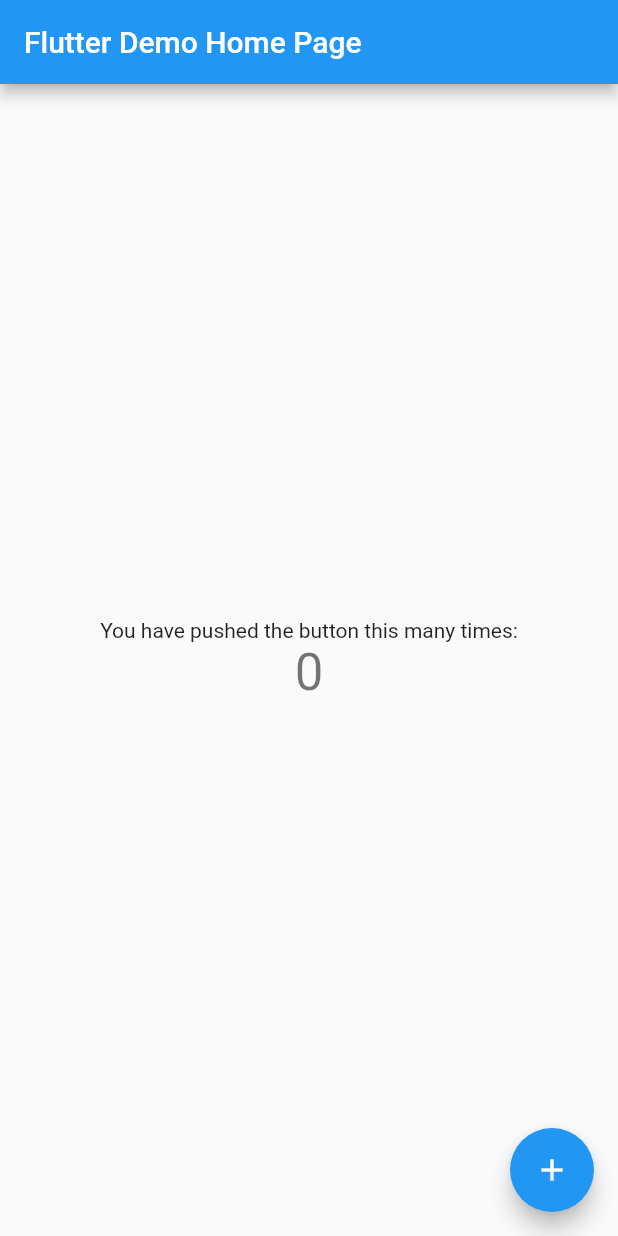
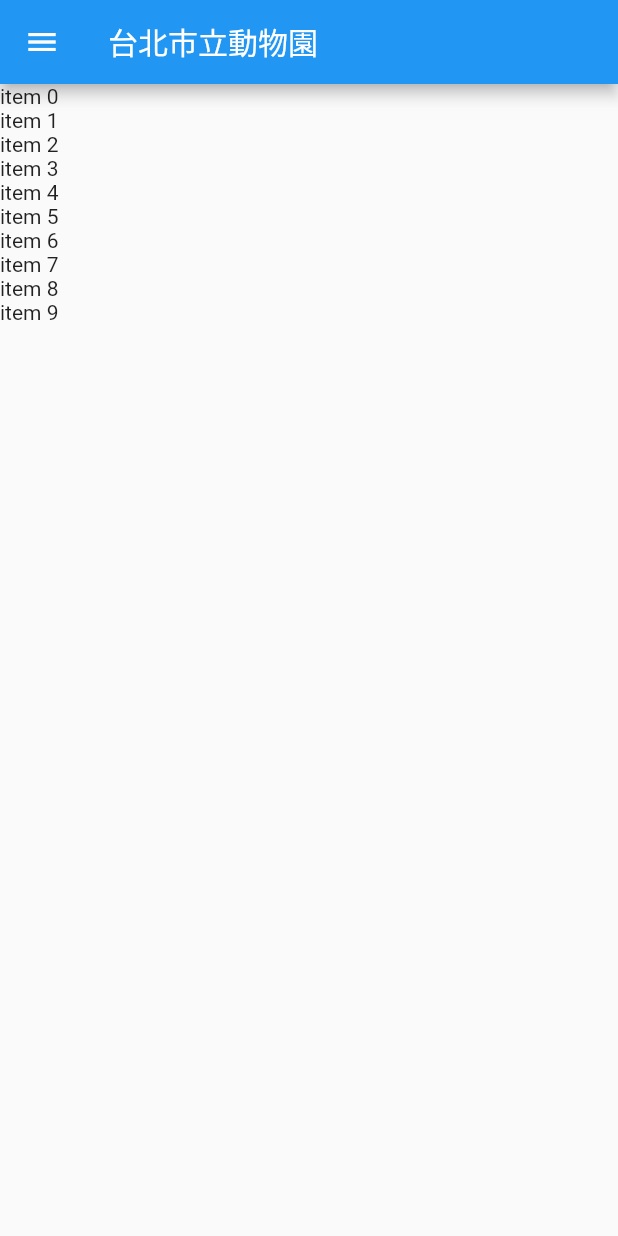
Before and after one commit to hl3hl3/TaipeiZoo, a Flutter app: the screen it shows after launch, on a phone screen of 412 x 824 dp. Run offline on Flutter 3.47's test engine with Material 2 defaults, Android fonts, the phone set to English and light mode, and no system bars.

Commit message:
新增 場館列表頁面
// TODO 列表項目 UI

```diff
--- a/lib/main.dart
+++ b/lib/main.dart
@@ -1,111 +1,24 @@
 import 'package:flutter/material.dart';
 
-void main() => runApp(MyApp());
+void main() => runApp(StoreListPage());
 
-class MyApp extends StatelessWidget {
-  // This widget is the root of your application.
+class StoreListPage extends StatelessWidget {
   @override
   Widget build(BuildContext context) {
     return MaterialApp(
-      title: 'Flutter Demo',
-      theme: ThemeData(
-        // This is the theme of your application.
-        //
-        // Try running your application with "flutter run". You'll see the
-        // application has a blue toolbar. Then, without quitting the app, try
-        // changing the primarySwatch below to Colors.green and then invoke
-        // "hot reload" (press "r" in the console where you ran "flutter run",
-        // or simply save your changes to "hot reload" in a Flutter IDE).
-        // Notice that the counter didn't reset back to zero; the application
-        // is not restarted.
-        primarySwatch: Colors.blue,
+      title: "Taipei Zoo",
+      home: Scaffold(
+        appBar: AppBar(
+          leading: Icon(Icons.menu),
+          title: Text("台北市立動物園"),
+        ),
+        body: ListView.builder(
+          itemCount: 10,
+          itemBuilder: (BuildContext context, int index) {
+            return Text("item ${index}");
+          },
+        ),
       ),
-      home: MyHomePage(title: 'Flutter Demo Home Page'),
     );
   }
 }
-
-class MyHomePage extends StatefulWidget {
-  MyHomePage({Key key, this.title}) : super(key: key);
-
-  // This widget is the home page of your application. It is stateful, meaning
-  // that it has a State object (defined below) that contains fields that affect
-  // how it looks.
-
-  // This class is the configuration for the state. It holds the values (in this
-  // case the title) provided by the parent (in this case the App widget) and
-  // used by the build method of the State. Fields in a Widget subclass are
-  // always marked "final".
-
-  final String title;
-
-  @override
-  _MyHomePageState createState() => _MyHomePageState();
-}
-
-class _MyHomePageState extends State<MyHomePage> {
-  int _counter = 0;
-
-  void _incrementCounter() {
-    setState(() {
-      // This call to setState tells the Flutter framework that something has
-      // changed in this State, which causes it to rerun the build method below
-      // so that the display can reflect the updated values. If we changed
-      // _counter without calling setState(), then the build method would not be
-      // called again, and so nothing would appear to happen.
-      _counter++;
-    });
-  }
-
-  @override
-  Widget build(BuildContext context) {
-    // This method is rerun every time setState is called, for instance as done
-    // by the _incrementCounter method above.
-    //
-    // The Flutter framework has been optimized to make rerunning build methods
-    // fast, so that you can just rebuild anything that needs updating rather
-    // than having to individually change instances of widgets.
-    return Scaffold(
-      appBar: AppBar(
-        // Here we take the value from the MyHomePage object that was created by
-        // the App.build method, and use it to set our appbar title.
-        title: Text(widget.title),
-      ),
-      body: Center(
-        // Center is a layout widget. It takes a single child and positions it
-        // in the middle of the parent.
-        child: Column(
-          // Column is also layout widget. It takes a list of children and
-          // arranges them vertically. By default, it sizes itself to fit its
-          // children horizontally, and tries to be as tall as its parent.
-          //
-          // Invoke "debug painting" (press "p" in the console, choose the
-          // "Toggle Debug Paint" action from the Flutter Inspector in Android
-          // Studio, or the "Toggle Debug Paint" command in Visual Studio Code)
-          // to see the wireframe for each widget.
-          //
-          // Column has various properties to control how it sizes itself and
-          // how it positions its children. Here we use mainAxisAlignment to
-          // center the children vertically; the main axis here is the vertical
-          // axis because Columns are vertical (the cross axis would be
-          // horizontal).
-          mainAxisAlignment: MainAxisAlignment.center,
-          children: <Widget>[
-            Text(
-              'You have pushed the button this many times:',
-            ),
-            Text(
-              '$_counter',
-              style: Theme.of(context).textTheme.display1,
-            ),
-          ],
-        ),
-      ),
-      floatingActionButton: FloatingActionButton(
-        onPressed: _incrementCounter,
-        tooltip: 'Increment',
-        child: Icon(Icons.add),
-      ), // This trailing comma makes auto-formatting nicer for build methods.
-    );
-  }
-}
```
